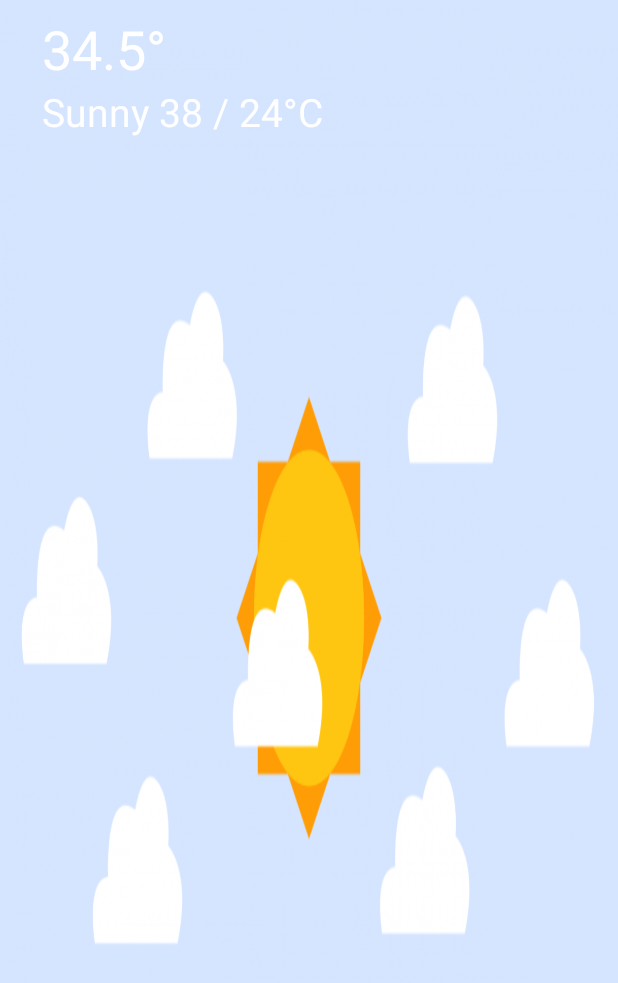
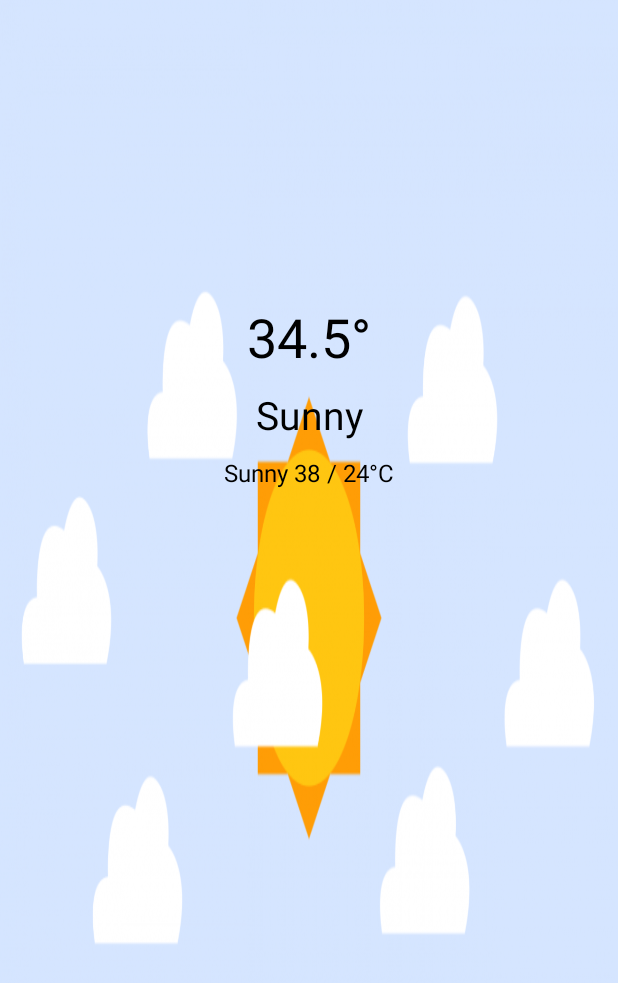
Before and after one commit to vinodaw/WeatherApp, an Android app: the layout activity_weather_details.xml on its own in the app's theme, with its tools: preview values and no code run, on a phone screen of 412 x 824 dp. Shown: the top 983 px of the screen. Run offline under Robolectric (Android 15) with nearby library versions, the phone set to English and light mode, and no system bars.

```diff
--- a/app/src/main/res/layout/activity_weather_details.xml
+++ b/app/src/main/res/layout/activity_weather_details.xml
@@ -13,16 +13,31 @@
         android:layout_width="match_parent"
         android:layout_height="wrap_content"
         android:layout_marginStart="8dp"
-        android:layout_marginTop="8dp"
+        android:layout_marginTop="200dp"
         android:layout_marginEnd="8dp"
         android:fontFamily="sans-serif-thin"
         android:paddingLeft="20dp"
         android:paddingRight="20dp"
         android:text="@string/tempVal"
-        android:textAlignment="textStart"
-        android:textColor="@android:color/white"
+        android:textAlignment="center"
+        android:textColor="@android:color/black"
         android:textSize="36sp"
         android:textStyle="bold" />
+
+    <TextView
+        android:id="@+id/weather"
+        android:layout_width="match_parent"
+        android:layout_height="wrap_content"
+        android:layout_marginStart="8dp"
+        android:layout_marginEnd="8dp"
+        android:paddingLeft="20dp"
+        android:paddingTop="10dp"
+        android:paddingRight="20dp"
+        android:text="@string/weathercond"
+        android:textAlignment="center"
+        android:textColor="@android:color/black"
+        android:textSize="26sp"
+        android:textStyle="normal" />
 
     <TextView
         android:id="@+id/minmax"
@@ -31,9 +46,11 @@
         android:layout_marginStart="8dp"
         android:layout_marginEnd="8dp"
         android:paddingLeft="20dp"
+        android:paddingTop="10dp"
         android:paddingRight="20dp"
         android:text="@string/minmax"
-        android:textColor="@android:color/white"
-        android:textSize="26sp"
+        android:textAlignment="center"
+        android:textColor="@android:color/black"
+        android:textSize="16sp"
         android:textStyle="normal" />
 </LinearLayout>
--- a/app/src/main/res/menu/menu_main.xml
+++ b/app/src/main/res/menu/menu_main.xml
@@ -2,6 +2,11 @@
     xmlns:app="http://schemas.android.com/apk/res-auto"
     xmlns:tools="http://schemas.android.com/tools"
     tools:context="com.vinod.samples.weatherapp.MainActivity">
+    <item
+        android:id="@+id/action_share"
+        android:orderInCategory="80"
+        android:title="Share"
+        app:showAsAction="never"/>
     <item
         android:id="@+id/action_settings"
         android:orderInCategory="100"
--- a/app/src/main/res/values/strings.xml
+++ b/app/src/main/res/values/strings.xml
@@ -5,4 +5,5 @@
     <string name="minmax">Sunny 38 / 24°C</string>
     <string name="go">Go</string>
     <string name="cityhint">Input the city name</string>
+    <string name="weathercond">Sunny</string>
 </resources>
```
Also changed, not shown: app/src/main/java/com/vinod/samples/weatherapp/MainActivity.java (+5 -4 lines), app/src/main/java/com/vinod/samples/weatherapp/WeatherDetails.java (+61 -2 lines).
